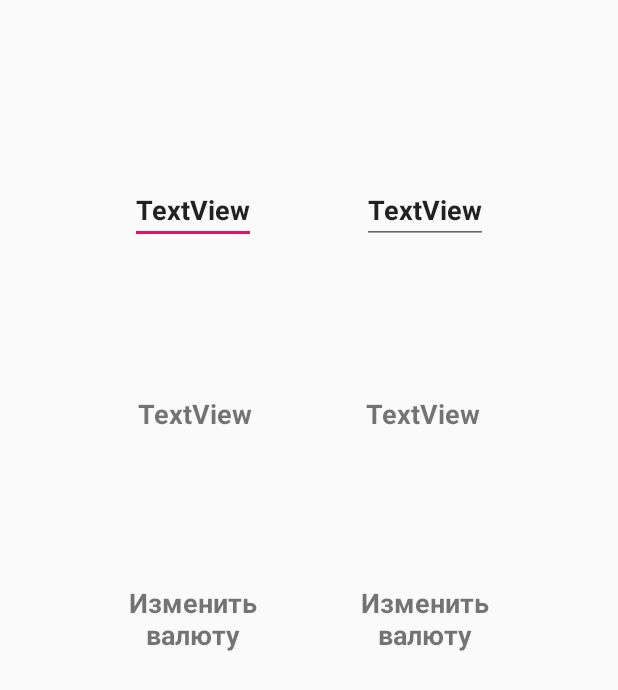
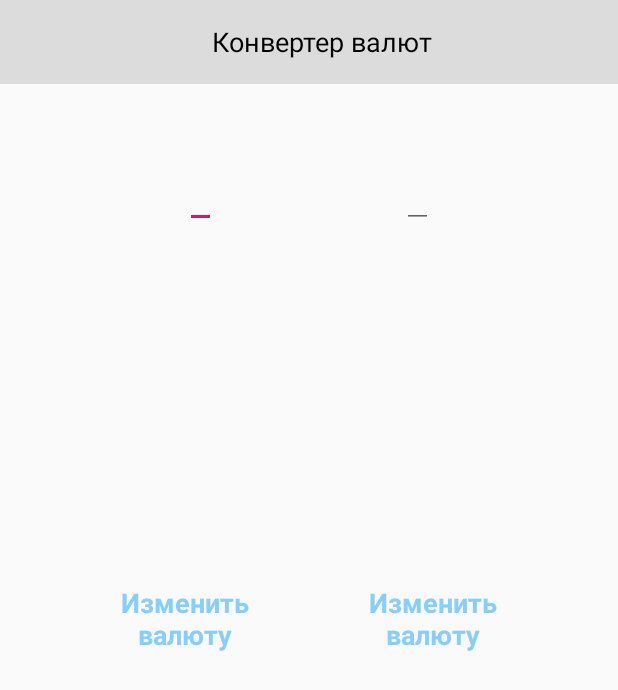
Before and after one commit to AntonMishanin/Currency-converter, an Android app: the layout activity_main.xml on its own in the app's theme, with its tools: preview values and no code run, on a phone screen of 412 x 824 dp. Shown: the top 690 px of the screen. Run offline under Robolectric (Android 15) with nearby library versions, the phone set to English and light mode, and no system bars.

```diff
--- a/app/src/main/java/com/example/currencyconverter/ui/main/MainPresenter.java
+++ b/app/src/main/java/com/example/currencyconverter/ui/main/MainPresenter.java
@@ -10,8 +10,8 @@ public class MainPresenter implements OnValCursListener {
         this.mainView = mainView;
     }
 
-    String startConverter(String currentValuteValue, String currentChatCode, String secondCharCode) {
-        return currencyConverter.textChanged(currentValuteValue, currentChatCode, secondCharCode, this);
+    void startConverter(String currentValuteValue, String currentChatCode, String secondCharCode) {
+        currencyConverter.textChanged(currentValuteValue, currentChatCode, secondCharCode, this);
     }
 
     @Override
--- a/app/src/main/java/com/example/currencyconverter/ui/main/adapter/AdapterMainActivity.java
+++ b/app/src/main/java/com/example/currencyconverter/ui/main/adapter/AdapterMainActivity.java
@@ -71,8 +71,10 @@ public class AdapterMainActivity extends RecyclerView.Adapter<AdapterMainActivit
             nameTextView.setText(myValuteList.get(position).getName());
             charCodeTextView.setText(myValuteList.get(position).getCharCode());
 
-            if (firstCharCode != null && firstCharCode == myValuteList.get(position).getCharCode()) {
+            if (firstCharCode != null && firstCharCode.equals(myValuteList.get(position).getCharCode())) {
                 imageView.setVisibility(View.VISIBLE);
+            }else{
+                imageView.setVisibility(View.GONE);
             }
 
             itemView.setOnClickListener(v -> onClickListener.onItemClick(position));
--- a/app/src/main/res/layout/activity_main.xml
+++ b/app/src/main/res/layout/activity_main.xml
@@ -6,8 +6,11 @@
     android:layout_height="match_parent"
     android:gravity="center"
     android:orientation="vertical"
-    android:padding="16dp"
     tools:context=".ui.main.MainActivity">
+
+    <include
+        android:id="@+id/toolbar_main"
+        layout="@layout/toolbar_main" />
 
     <TextView
         android:id="@+id/change_currency_text_left"
@@ -16,8 +19,9 @@
         android:layout_marginTop="8dp"
         android:layout_marginBottom="8dp"
         android:gravity="center"
-        android:onClick="onChangeFirstVal"
+        android:onClick="onClickChangeFirstVal"
         android:text="@string/change_the_currency"
+        android:textColor="@color/lightBlue"
         android:textSize="18sp"
         android:textStyle="bold"
         app:layout_constraintBottom_toBottomOf="parent"
@@ -34,8 +38,9 @@
         android:layout_marginTop="8dp"
         android:layout_marginBottom="8dp"
         android:gravity="center"
-        android:onClick="onChangeSecondVal"
+        android:onClick="onClickChangeSecondVal"
         android:text="@string/change_the_currency"
+        android:textColor="@color/lightBlue"
         android:textSize="18sp"
         android:textStyle="bold"
         app:layout_constraintBottom_toBottomOf="parent"
@@ -48,7 +53,6 @@
         android:id="@+id/valute_char_code_second"
         android:layout_width="wrap_content"
         android:layout_height="wrap_content"
-        android:text="TextView"
         android:textSize="18sp"
         android:textStyle="bold"
         app:layout_constraintBottom_toTopOf="@+id/change_currency_text_right"
@@ -61,7 +65,6 @@
         android:id="@+id/valute_char_code_first"
         android:layout_width="wrap_content"
         android:layout_height="wrap_content"
-        android:text="TextView"
         android:textSize="18sp"
         android:textStyle="bold"
         app:layout_constraintBottom_toTopOf="@+id/change_currency_text_left"
@@ -75,7 +78,6 @@
         android:id="@+id/valute_value_left"
         android:layout_width="wrap_content"
         android:layout_height="wrap_content"
-        android:text="TextView"
         android:textSize="18sp"
         android:textStyle="bold"
         app:layout_constraintBottom_toTopOf="@+id/valute_char_code_first"
@@ -89,7 +91,6 @@
         android:id="@+id/valute_value_right"
         android:layout_width="wrap_content"
         android:layout_height="wrap_content"
-        android:text="TextView"
         android:textSize="18sp"
         android:textStyle="bold"
         app:layout_constraintBottom_toTopOf="@+id/valute_char_code_second"
--- a/app/src/main/res/layout/select_currency_layout.xml
+++ b/app/src/main/res/layout/select_currency_layout.xml
@@ -5,6 +5,9 @@
     android:gravity="center"
     android:orientation="vertical">
 
+   <include
+       android:id="@+id/toolbar_dialog"
+       layout="@layout/toolbar_dialog"/>
 
    <androidx.recyclerview.widget.RecyclerView
        android:id="@+id/recyclerView"
--- /dev/null
+++ b/app/src/main/res/layout/toolbar_main.xml
@@ -0,0 +1,16 @@
+<?xml version="1.0" encoding="utf-8"?>
+<androidx.appcompat.widget.Toolbar xmlns:android="http://schemas.android.com/apk/res/android"
+    android:layout_width="match_parent"
+    android:layout_height="wrap_content"
+    android:background="@color/colorGrayLight">
+
+    <TextView
+        android:id="@+id/toolbar_main_title"
+        android:text="@string/toolbar_main_title"
+        android:gravity="center"
+        android:textSize="18sp"
+        android:textColor="@color/colorBlack"
+        android:layout_width="match_parent"
+        android:layout_height="match_parent" />
+
+</androidx.appcompat.widget.Toolbar>
--- a/app/src/main/res/values/colors.xml
+++ b/app/src/main/res/values/colors.xml
@@ -3,4 +3,8 @@
     <color name="colorPrimary">#008577</color>
     <color name="colorPrimaryDark">#00574B</color>
     <color name="colorAccent">#D81B60</color>
+    <color name="colorGrayLight">#DCDCDC</color>
+    <color name="colorBlack">#000000</color>
+    <color name="colorGray">#656565</color>
+    <color name="lightBlue">#87cefa</color>
 </resources>
--- a/app/src/main/res/values/strings.xml
+++ b/app/src/main/res/values/strings.xml
@@ -1,4 +1,8 @@
 <resources>
     <string name="app_name">Currency converter</string>
     <string name="change_the_currency">Изменить\nвалюту</string>
+    <string name="toolbar_main_title">Конвертер валют</string>
+    <string name="toolbar_dialog_title">Выбор валют</string>
+    <string name="input_value">Введите значение</string>
+    <string name="cancel">Отмена</string>
 </resources>
--- a/app/src/main/res/values/styles.xml
+++ b/app/src/main/res/values/styles.xml
@@ -1,7 +1,7 @@
 <resources>
 
     <!-- Base application theme. -->
-    <style name="AppTheme" parent="Theme.AppCompat.Light.DarkActionBar">
+    <style name="AppTheme" parent="Theme.AppCompat.Light.NoActionBar">
         <!-- Customize your theme here. -->
         <item name="colorPrimary">@color/colorPrimary</item>
         <item name="colorPrimaryDark">@color/colorPrimaryDark</item>
```
Also changed, not shown: app/src/main/java/com/example/currencyconverter/ui/main/CurrencyConverter.java (+6 -7 lines), app/src/main/java/com/example/currencyconverter/ui/main/MainActivity.java (+60 -26 lines), app/src/main/java/com/example/currencyconverter/ui/splash/SplashActivity.java (+36 -5 lines), app/src/main/res/layout/activity_splash.xml (+13 -6 lines), app/src/main/res/layout/toolbar_dialog.xml (added, +28 -0 lines), app/src/main/res/layout/valute_item.xml (+45 -13 lines), app/src/main/res/menu/dialog_menu.xml (added, +8 -0 lines).
